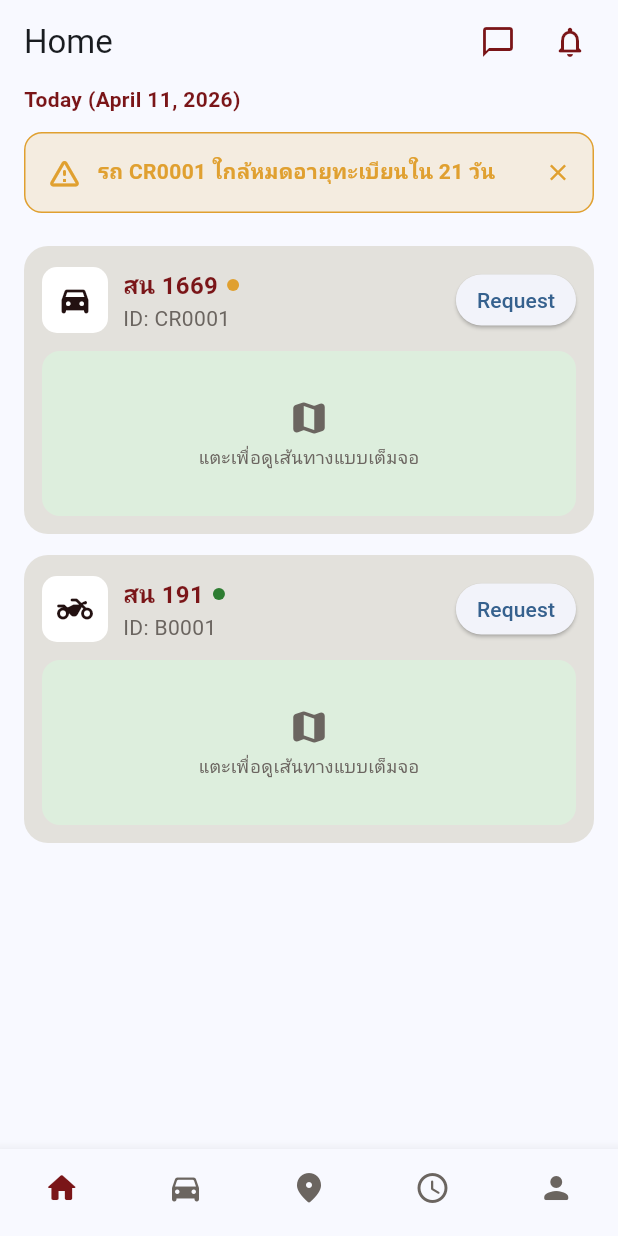
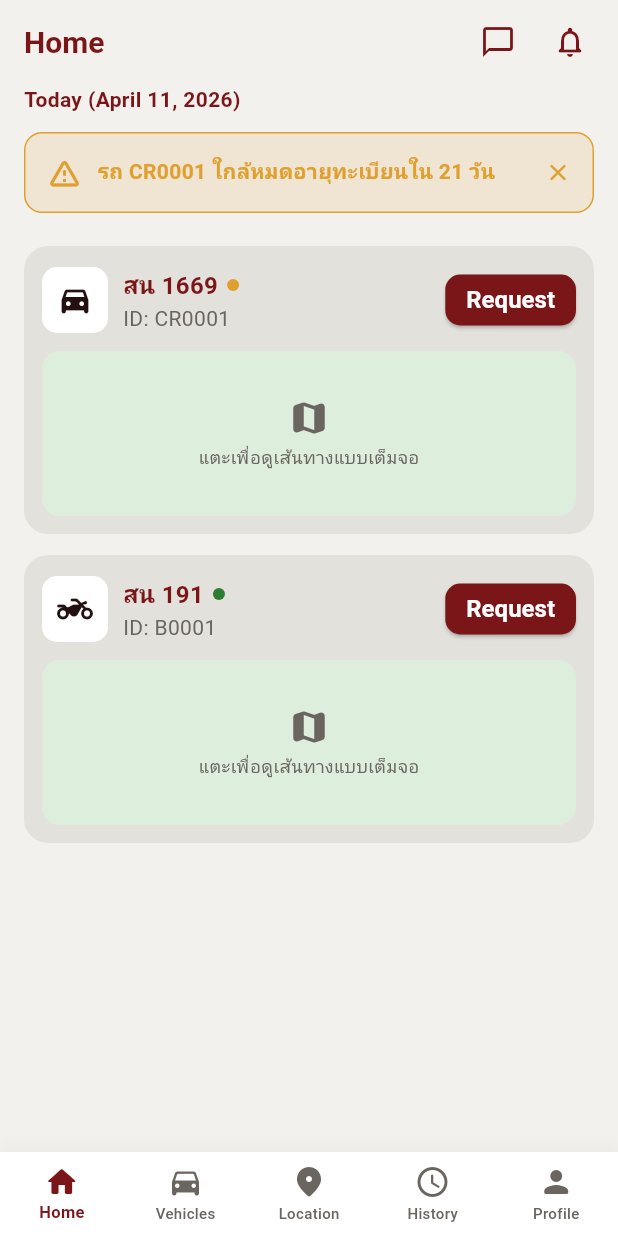
Before and after one commit to Nitiwat-158/ivts-vue, a Flutter app: the screen it shows after launch, on a phone screen of 412 x 824 dp. Run offline on Flutter 3.47's test engine with Material 3 defaults, Android fonts, the phone set to English and light mode, and no system bars.

Commit message:
My Vehicles and Navigation Bar Mobile App

```diff
--- a/user-mobile-application/lib/app.dart
+++ b/user-mobile-application/lib/app.dart
@@ -1,5 +1,6 @@
 import 'package:flutter/material.dart';
 import 'screens/home_screen.dart';
+import 'theme/app_theme.dart';
 
 class UserMobileApp extends StatelessWidget {
   const UserMobileApp({super.key});
@@ -9,10 +10,7 @@ class UserMobileApp extends StatelessWidget {
     return MaterialApp(
       title: 'IVTS User Mobile',
       debugShowCheckedModeBanner: false,
-      theme: ThemeData(
-        colorSchemeSeed: Colors.blue,
-        useMaterial3: true,
-      ),
+      theme: AppTheme.theme,
       home: const HomeScreen(),
     );
   }
--- a/user-mobile-application/lib/screens/home_screen.dart
+++ b/user-mobile-application/lib/screens/home_screen.dart
@@ -5,6 +5,7 @@ import '../theme/app_theme.dart';
 import '../widgets/bottom_nav_bar.dart';
 import '../widgets/top_bar_actions.dart';
 import '../widgets/vehicle_card.dart';
+import 'vehicles_list_screen.dart';
 
 class HomeScreen extends StatefulWidget {
   const HomeScreen({super.key});
@@ -23,6 +24,23 @@ class _HomeScreenState extends State<HomeScreen> {
     setState(() => _tabIndex = index);
   }
 
+  String _tabTitle(int index) {
+    switch (index) {
+      case 0:
+        return 'Home';
+      case 1:
+        return 'My Vehicles';
+      case 2:
+        return 'Location';
+      case 3:
+        return 'History';
+      case 4:
+        return 'Profile';
+      default:
+        return 'Home';
+    }
+  }
+
   Vehicle? get _expiringVehicle {
     try {
       return MockData.vehicles.firstWhere((v) => v.status == VehicleStatus.expiringSoon);
@@ -31,17 +49,37 @@ class _HomeScreenState extends State<HomeScreen> {
     }
   }
 
-  @override
-  Widget build(BuildContext context) {
-    final expiring = _expiringVehicle;
-
-    return Scaffold(
-      appBar: AppBar(
-        title: const Text('Home'),
-        actions: const [TopBarActions(), SizedBox(width: 8)],
-      ),
-      body: SafeArea(
-        child: ListView(
+  Widget _buildTabBody() {
+    switch (_tabIndex) {
+      case 1:
+        return VehiclesListScreen(
+          onBack: () => setState(() => _tabIndex = 0),
+        );
+      case 2:
+        return _PlaceholderSection(
+          icon: Icons.location_on_rounded,
+          title: 'Location',
+          subtitle: 'ตำแหน่งรถและเส้นทางจะถูกแสดงที่นี่',
+          accent: AppColors.success,
+        );
+      case 3:
+        return _PlaceholderSection(
+          icon: Icons.access_time_rounded,
+          title: 'History',
+          subtitle: 'ประวัติการใช้งานจะแสดงไว้ที่นี่',
+          accent: AppColors.warningAmber,
+        );
+      case 4:
+        return _PlaceholderSection(
+          icon: Icons.person_rounded,
+          title: 'Profile',
+          subtitle: 'ข้อมูลบัญชีและการตั้งค่าของคุณ',
+          accent: AppColors.accentRed,
+        );
+      case 0:
+      default:
+        final expiring = _expiringVehicle;
+        return ListView(
           padding: const EdgeInsets.fromLTRB(16, 0, 16, 16),
           children: [
             const Text(
@@ -70,9 +108,66 @@ class _HomeScreenState extends State<HomeScreen> {
             if (!_hasNoVehicles)
               ...MockData.vehicles.map((v) => VehicleCard(vehicle: v)),
           ],
+        );
+    }
+  }
+
+  @override
+  Widget build(BuildContext context) {
+    return Scaffold(
+      appBar: AppBar(
+        leading: _tabIndex == 1
+            ? IconButton(
+                icon: const Icon(Icons.arrow_back_ios_new_rounded),
+                onPressed: () => setState(() => _tabIndex = 0),
+              )
+            : null,
+        title: Text(_tabTitle(_tabIndex)),
+        actions: const [TopBarActions(), SizedBox(width: 8)],
+      ),
+      body: SafeArea(child: _buildTabBody()),
+      bottomNavigationBar: AppBottomNavBar(currentIndex: _tabIndex, onTap: _onNavTap),
+    );
+  }
+}
+
+class _PlaceholderSection extends StatelessWidget {
+  final IconData icon;
+  final String title;
+  final String subtitle;
+  final Color accent;
+
+  const _PlaceholderSection({
+    required this.icon,
+    required this.title,
+    required this.subtitle,
+    required this.accent,
+  });
+
+  @override
+  Widget build(BuildContext context) {
+    return Center(
+      child: Padding(
+        padding: const EdgeInsets.all(24),
+        child: Container(
+          padding: const EdgeInsets.all(24),
+          decoration: BoxDecoration(
+            color: Colors.white,
+            borderRadius: BorderRadius.circular(16),
+            border: Border.all(color: accent.withOpacity(0.3), width: 1),
+          ),
+          child: Column(
+            mainAxisSize: MainAxisSize.min,
+            children: [
+              Icon(icon, size: 44, color: accent),
+              const SizedBox(height: 12),
+              Text(title, style: const TextStyle(fontSize: 18, fontWeight: FontWeight.bold)),
+              const SizedBox(height: 8),
+              Text(subtitle, textAlign: TextAlign.center, style: const TextStyle(color: AppColors.textSecondary)),
+            ],
+          ),
         ),
       ),
-      bottomNavigationBar: AppBottomNavBar(currentIndex: _tabIndex, onTap: _onNavTap),
     );
   }
 }
--- a/user-mobile-application/lib/widgets/bottom_nav_bar.dart
+++ b/user-mobile-application/lib/widgets/bottom_nav_bar.dart
@@ -13,14 +13,35 @@ class AppBottomNavBar extends StatelessWidget {
 
   @override
   Widget build(BuildContext context) {
-    return BottomNavigationBar(
+    return Container(
+      decoration: BoxDecoration(
+        color: Colors.white,
+        boxShadow: [
+          BoxShadow(
+            color: AppColors.divider.withOpacity(0.35),
+            blurRadius: 8,
+            offset: const Offset(0, -2),
+          ),
+        ],
+      ),
+      child: BottomNavigationBar(
         currentIndex: currentIndex,
         onTap: onTap,
         type: BottomNavigationBarType.fixed,
+        backgroundColor: Colors.white,
+        elevation: 0,
         selectedItemColor: AppColors.primary,
         unselectedItemColor: AppColors.textSecondary,
-      showSelectedLabels: false,
-      showUnselectedLabels: false,
+        selectedLabelStyle: const TextStyle(
+          fontSize: 11,
+          fontWeight: FontWeight.w700,
+        ),
+        unselectedLabelStyle: const TextStyle(
+          fontSize: 10,
+          fontWeight: FontWeight.w500,
+        ),
+        showSelectedLabels: true,
+        showUnselectedLabels: true,
         items: const [
           BottomNavigationBarItem(icon: Icon(Icons.home_rounded), label: 'Home'),
           BottomNavigationBarItem(icon: Icon(Icons.directions_car_rounded), label: 'Vehicles'),
@@ -28,6 +49,7 @@ class AppBottomNavBar extends StatelessWidget {
           BottomNavigationBarItem(icon: Icon(Icons.access_time_rounded), label: 'History'),
           BottomNavigationBarItem(icon: Icon(Icons.person_rounded), label: 'Profile'),
         ],
+      ),
     );
   }
 }
```
Also changed, not shown: user-mobile-application/lib/screens/location_screen.dart (added, +18 -0 lines), user-mobile-application/lib/screens/vehicle_details_screen.dart (added, +45 -0 lines), user-mobile-application/lib/screens/vehicle_registration_screen.dart (added, +16 -0 lines), user-mobile-application/lib/screens/vehicles_list_screen.dart (added, +167 -0 lines). Lines whose indentation alone changed are shown as unchanged.
